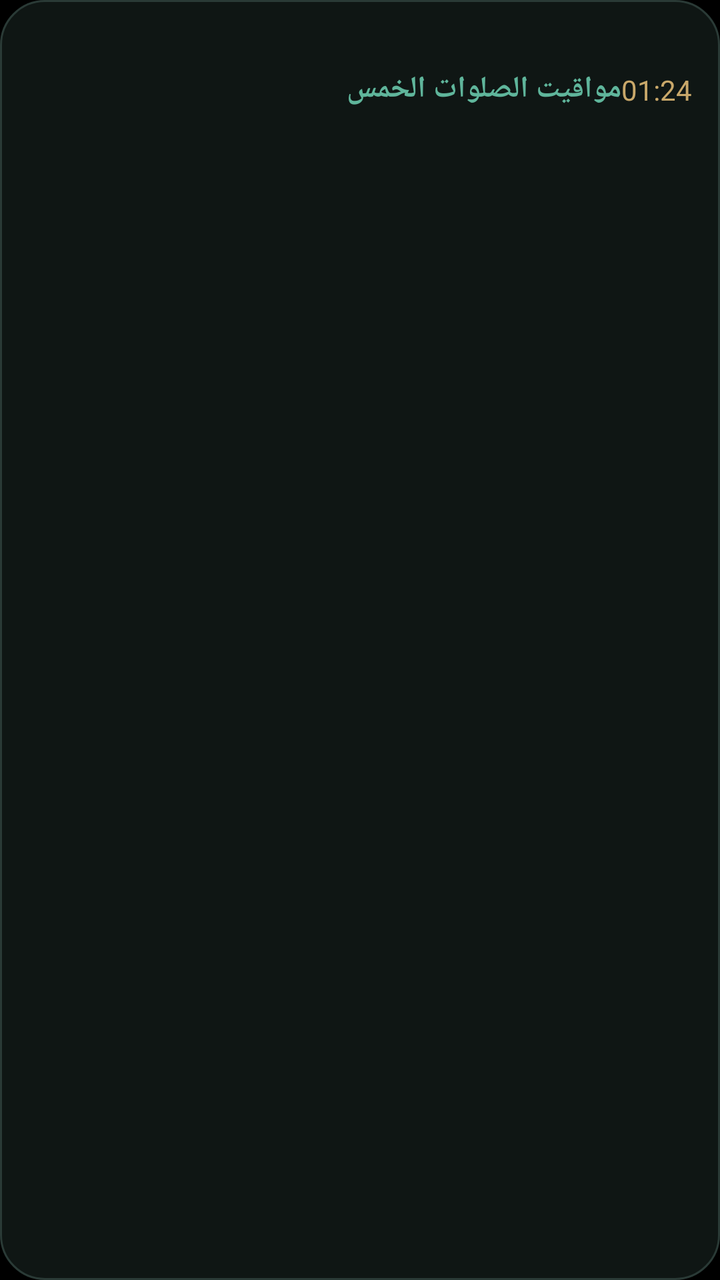
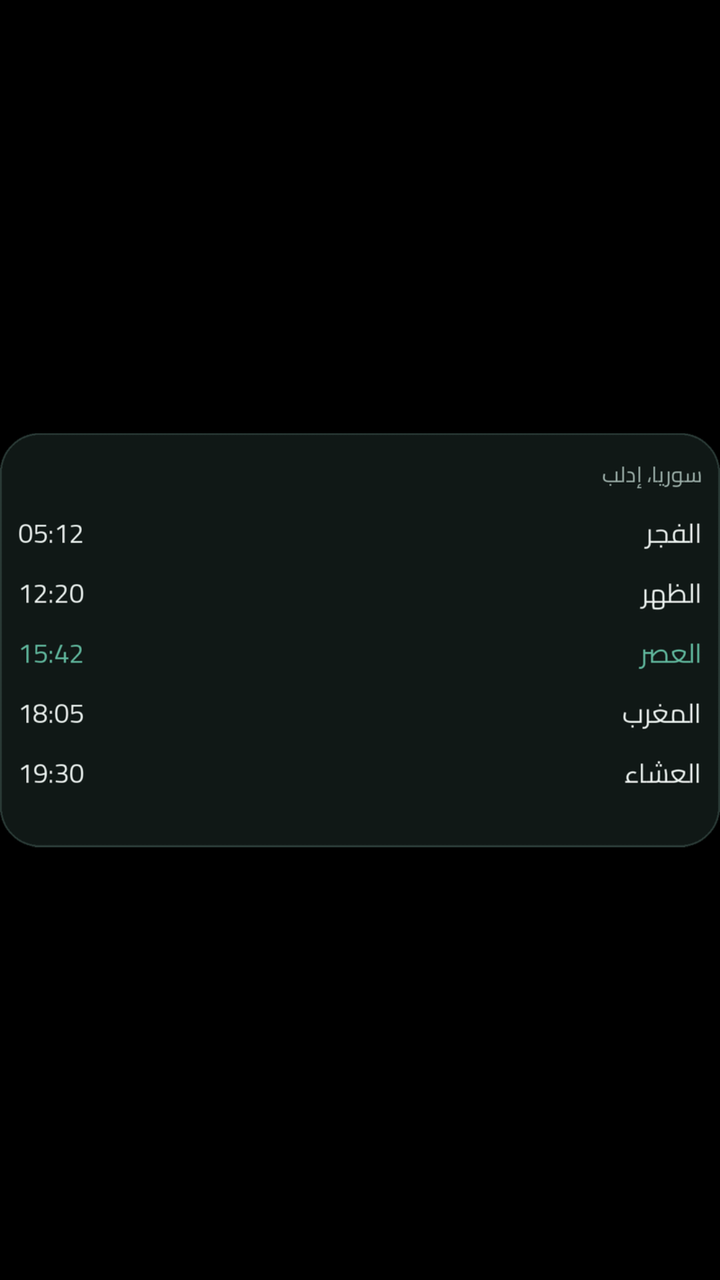

An Android layout rendered at two revisions. The XML below is the earlier revision; the diff shows what the commit changed to produce the second picture.
<!-- AndroidManifest.xml: application theme LaunchTheme -->
<!-- res/layout/widget_list_preview.xml -->
<?xml version='1.0' encoding='utf-8'?>
<LinearLayout xmlns:android="http://schemas.android.com/apk/res/android" android:id="@+id/widget_root" android:layout_width="match_parent" android:layout_height="match_parent" android:orientation="vertical" android:background="@drawable/widget_bg" android:padding="14dp">
    <TextView android:id="@+id/w_city" android:layout_width="match_parent" android:layout_height="wrap_content" android:textColor="#9DB0AA" android:textSize="12sp" android:layout_marginBottom="4dp" />
    <LinearLayout android:layout_width="match_parent" android:layout_height="wrap_content" android:orientation="horizontal">
        <TextView android:id="@+id/w_next" android:layout_width="0dp" android:layout_weight="1" android:layout_height="wrap_content" android:text="مواقيت الصلوات الخمس" android:textColor="#5FB59B" android:textSize="15sp" android:textStyle="bold" />
        <TextView android:id="@+id/w_count" android:layout_width="wrap_content" android:layout_height="wrap_content" android:textColor="#C9A86A" android:textSize="14sp" android:text="01:24" />
    </LinearLayout>
    <LinearLayout android:id="@+id/row0" android:layout_width="match_parent" android:layout_height="0dp" android:layout_weight="1" android:orientation="horizontal" android:gravity="center_vertical">
        <TextView android:id="@+id/n0" android:layout_width="0dp" android:layout_weight="1" android:layout_height="wrap_content" android:textSize="15sp" android:textColor="#E8EFEC" />
        <TextView android:id="@+id/t0" android:layout_width="wrap_content" android:layout_height="wrap_content" android:textSize="15sp" android:textColor="#E8EFEC" />
    </LinearLayout>
    <LinearLayout android:id="@+id/row1" android:layout_width="match_parent" android:layout_height="0dp" android:layout_weight="1" android:orientation="horizontal" android:gravity="center_vertical">
        <TextView android:id="@+id/n1" android:layout_width="0dp" android:layout_weight="1" android:layout_height="wrap_content" android:textSize="15sp" android:textColor="#E8EFEC" />
        <TextView android:id="@+id/t1" android:layout_width="wrap_content" android:layout_height="wrap_content" android:textSize="15sp" android:textColor="#E8EFEC" />
    </LinearLayout>
    <LinearLayout android:id="@+id/row2" android:layout_width="match_parent" android:layout_height="0dp" android:layout_weight="1" android:orientation="horizontal" android:gravity="center_vertical">
        <TextView android:id="@+id/n2" android:layout_width="0dp" android:layout_weight="1" android:layout_height="wrap_content" android:textSize="15sp" android:textColor="#E8EFEC" />
        <TextView android:id="@+id/t2" android:layout_width="wrap_content" android:layout_height="wrap_content" android:textSize="15sp" android:textColor="#E8EFEC" />
    </LinearLayout>
    <LinearLayout android:id="@+id/row3" android:layout_width="match_parent" android:layout_height="0dp" android:layout_weight="1" android:orientation="horizontal" android:gravity="center_vertical">
        <TextView android:id="@+id/n3" android:layout_width="0dp" android:layout_weight="1" android:layout_height="wrap_content" android:textSize="15sp" android:textColor="#E8EFEC" />
        <TextView android:id="@+id/t3" android:layout_width="wrap_content" android:layout_height="wrap_content" android:textSize="15sp" android:textColor="#E8EFEC" />
    </LinearLayout>
    <LinearLayout android:id="@+id/row4" android:layout_width="match_parent" android:layout_height="0dp" android:layout_weight="1" android:orientation="horizontal" android:gravity="center_vertical">
        <TextView android:id="@+id/n4" android:layout_width="0dp" android:layout_weight="1" android:layout_height="wrap_content" android:textSize="15sp" android:textColor="#E8EFEC" />
        <TextView android:id="@+id/t4" android:layout_width="wrap_content" android:layout_height="wrap_content" android:textSize="15sp" android:textColor="#E8EFEC" />
    </LinearLayout>
</LinearLayout>
<!-- resources referenced by this layout -->
<resources>
  <!-- drawable widget_bg (drawable) -->
  <?xml version="1.0" encoding="utf-8"?>
  <shape xmlns:android="http://schemas.android.com/apk/res/android" android:shape="rectangle">
      <solid android:color="#F2101816" />
      <corners android:radius="22dp" />
      <stroke android:width="1dp" android:color="#2A3A36" />
  </shape>
  <style name="LaunchTheme" parent="@android:style/Theme.Black.NoTitleBar">
          <item name="android:windowBackground">@color/launch_background</item>
          <item name="android:windowFullscreen">false</item>
          <item name="android:windowLightStatusBar">false</item>
          <item name="android:windowLightNavigationBar">false</item>
          <item name="android:statusBarColor">#000000</item>
          <item name="android:navigationBarColor">#000000</item>
          <item name="android:windowAnimationStyle">@null</item>
      </style>
  <color name="launch_background">#000000</color>
</resources>

<!-- the commit's change to res/layout/widget_list_preview.xml (unified diff, before → after) -->
@@ -1,28 +1,7 @@
-<?xml version='1.0' encoding='utf-8'?>
-<LinearLayout xmlns:android="http://schemas.android.com/apk/res/android" android:id="@+id/widget_root" android:layout_width="match_parent" android:layout_height="match_parent" android:orientation="vertical" android:background="@drawable/widget_bg" android:padding="14dp">
-    <TextView android:id="@+id/w_city" android:layout_width="match_parent" android:layout_height="wrap_content" android:textColor="#9DB0AA" android:textSize="12sp" android:layout_marginBottom="4dp" />
-    <LinearLayout android:layout_width="match_parent" android:layout_height="wrap_content" android:orientation="horizontal">
-        <TextView android:id="@+id/w_next" android:layout_width="0dp" android:layout_weight="1" android:layout_height="wrap_content" android:text="مواقيت الصلوات الخمس" android:textColor="#5FB59B" android:textSize="15sp" android:textStyle="bold" />
-        <TextView android:id="@+id/w_count" android:layout_width="wrap_content" android:layout_height="wrap_content" android:textColor="#C9A86A" android:textSize="14sp" android:text="01:24" />
-    </LinearLayout>
-    <LinearLayout android:id="@+id/row0" android:layout_width="match_parent" android:layout_height="0dp" android:layout_weight="1" android:orientation="horizontal" android:gravity="center_vertical">
-        <TextView android:id="@+id/n0" android:layout_width="0dp" android:layout_weight="1" android:layout_height="wrap_content" android:textSize="15sp" android:textColor="#E8EFEC" />
-        <TextView android:id="@+id/t0" android:layout_width="wrap_content" android:layout_height="wrap_content" android:textSize="15sp" android:textColor="#E8EFEC" />
-    </LinearLayout>
-    <LinearLayout android:id="@+id/row1" android:layout_width="match_parent" android:layout_height="0dp" android:layout_weight="1" android:orientation="horizontal" android:gravity="center_vertical">
-        <TextView android:id="@+id/n1" android:layout_width="0dp" android:layout_weight="1" android:layout_height="wrap_content" android:textSize="15sp" android:textColor="#E8EFEC" />
-        <TextView android:id="@+id/t1" android:layout_width="wrap_content" android:layout_height="wrap_content" android:textSize="15sp" android:textColor="#E8EFEC" />
-    </LinearLayout>
-    <LinearLayout android:id="@+id/row2" android:layout_width="match_parent" android:layout_height="0dp" android:layout_weight="1" android:orientation="horizontal" android:gravity="center_vertical">
-        <TextView android:id="@+id/n2" android:layout_width="0dp" android:layout_weight="1" android:layout_height="wrap_content" android:textSize="15sp" android:textColor="#E8EFEC" />
-        <TextView android:id="@+id/t2" android:layout_width="wrap_content" android:layout_height="wrap_content" android:textSize="15sp" android:textColor="#E8EFEC" />
-    </LinearLayout>
-    <LinearLayout android:id="@+id/row3" android:layout_width="match_parent" android:layout_height="0dp" android:layout_weight="1" android:orientation="horizontal" android:gravity="center_vertical">
-        <TextView android:id="@+id/n3" android:layout_width="0dp" android:layout_weight="1" android:layout_height="wrap_content" android:textSize="15sp" android:textColor="#E8EFEC" />
-        <TextView android:id="@+id/t3" android:layout_width="wrap_content" android:layout_height="wrap_content" android:textSize="15sp" android:textColor="#E8EFEC" />
-    </LinearLayout>
-    <LinearLayout android:id="@+id/row4" android:layout_width="match_parent" android:layout_height="0dp" android:layout_weight="1" android:orientation="horizontal" android:gravity="center_vertical">
-        <TextView android:id="@+id/n4" android:layout_width="0dp" android:layout_weight="1" android:layout_height="wrap_content" android:textSize="15sp" android:textColor="#E8EFEC" />
-        <TextView android:id="@+id/t4" android:layout_width="wrap_content" android:layout_height="wrap_content" android:textSize="15sp" android:textColor="#E8EFEC" />
-    </LinearLayout>
-</LinearLayout>
+<?xml version="1.0" encoding="utf-8"?>
+<ImageView xmlns:android="http://schemas.android.com/apk/res/android"
+    android:layout_width="match_parent"
+    android:layout_height="match_parent"
+    android:contentDescription="@string/widget_list_picker_description"
+    android:scaleType="fitCenter"
+    android:src="@drawable/preview_list" />
<!-- resource entries referenced after the edit -->
@@ -1,12 +1,7 @@
 <!-- resources referenced by this layout -->
 <resources>
-  <!-- drawable widget_bg (drawable) -->
-  <?xml version="1.0" encoding="utf-8"?>
-  <shape xmlns:android="http://schemas.android.com/apk/res/android" android:shape="rectangle">
-      <solid android:color="#F2101816" />
-      <corners android:radius="22dp" />
-      <stroke android:width="1dp" android:color="#2A3A36" />
-  </shape>
+  <!-- drawable preview_list: png bitmap (drawable-nodpi, 39952 bytes) -->
+  <string name="widget_list_picker_description">قائمة عمودية لمواقيت الصلوات الخمس</string>
   <style name="LaunchTheme" parent="@android:style/Theme.Black.NoTitleBar">
           <item name="android:windowBackground">@color/launch_background</item>
           <item name="android:windowFullscreen">false</item>
